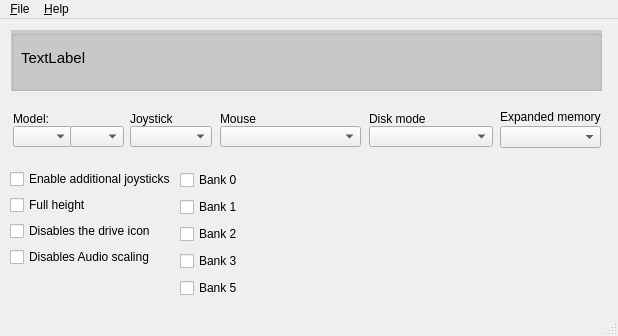
Before: the Qt Designer form ui/mainwindow.ui in Dominoman/cjmeditor, drawn with Qt 5.
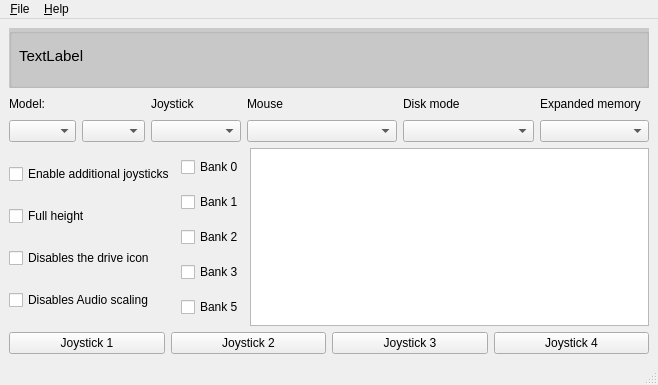
After: the same form once the commit is applied.

Diff of the .ui file:
```diff
--- a/ui/mainwindow.ui
+++ b/ui/mainwindow.ui
@@ -6,27 +6,21 @@
    <rect>
     <x>0</x>
     <y>0</y>
-    <width>618</width>
-    <height>336</height>
+    <width>633</width>
+    <height>385</height>
    </rect>
   </property>
   <property name="windowTitle">
    <string>CJM Editor</string>
   </property>
   <widget class="QWidget" name="centralwidget">
+   <layout class="QVBoxLayout" name="verticalLayout_3">
+    <item>
    <widget class="QGroupBox" name="groupBox">
-    <property name="geometry">
-     <rect>
-      <x>11</x>
-      <y>11</y>
-      <width>591</width>
-      <height>61</height>
-     </rect>
-    </property>
     <property name="minimumSize">
      <size>
       <width>0</width>
-      <height>20</height>
+        <height>60</height>
      </size>
     </property>
     <property name="palette">
@@ -103,95 +97,11 @@
      </property>
     </widget>
    </widget>
-   <widget class="QComboBox" name="diskmode">
-    <property name="geometry">
-     <rect>
-      <x>369</x>
-      <y>107</y>
-      <width>124</width>
-      <height>21</height>
-     </rect>
-    </property>
-    <item>
-     <property name="text">
-      <string/>
-     </property>
     </item>
     <item>
-     <property name="text">
-      <string>Accurate disk</string>
-     </property>
-    </item>
-    <item>
-     <property name="text">
-      <string>Read only</string>
-     </property>
-    </item>
-    <item>
-     <property name="text">
-      <string>Continuation disks</string>
-     </property>
-    </item>
-   </widget>
-   <widget class="QComboBox" name="model">
-    <property name="geometry">
-     <rect>
-      <x>13</x>
-      <y>107</y>
-      <width>59</width>
-      <height>21</height>
-     </rect>
-    </property>
-    <item>
-     <property name="text">
-      <string/>
-     </property>
-    </item>
-    <item>
-     <property name="text">
-      <string>C64</string>
-     </property>
-    </item>
-    <item>
-     <property name="text">
-      <string>VIC 20</string>
-     </property>
-    </item>
-   </widget>
-   <widget class="QComboBox" name="joystick">
-    <property name="geometry">
-     <rect>
-      <x>130</x>
-      <y>107</y>
-      <width>82</width>
-      <height>21</height>
-     </rect>
-    </property>
-    <item>
-     <property name="text">
-      <string/>
-     </property>
-    </item>
-    <item>
-     <property name="text">
-      <string>Joystick #1</string>
-     </property>
-    </item>
-    <item>
-     <property name="text">
-      <string>Joystick #2</string>
-     </property>
-    </item>
-   </widget>
+     <layout class="QGridLayout" name="gridLayout">
+      <item row="0" column="0" colspan="2">
    <widget class="QLabel" name="label">
-    <property name="geometry">
-     <rect>
-      <x>13</x>
-      <y>90</y>
-      <width>59</width>
-      <height>20</height>
-     </rect>
-    </property>
     <property name="sizePolicy">
      <sizepolicy hsizetype="Minimum" vsizetype="Preferred">
       <horstretch>0</horstretch>
@@ -205,15 +115,41 @@
      <cstring>model</cstring>
     </property>
    </widget>
+      </item>
+      <item row="0" column="2">
+       <widget class="QLabel" name="label_2">
+        <property name="sizePolicy">
+         <sizepolicy hsizetype="Minimum" vsizetype="Preferred">
+          <horstretch>0</horstretch>
+          <verstretch>0</verstretch>
+         </sizepolicy>
+        </property>
+        <property name="text">
+         <string>Joystick</string>
+        </property>
+        <property name="buddy">
+         <cstring>joystick</cstring>
+        </property>
+       </widget>
+      </item>
+      <item row="0" column="3">
+       <widget class="QLabel" name="label_5">
+        <property name="sizePolicy">
+         <sizepolicy hsizetype="Minimum" vsizetype="Preferred">
+          <horstretch>0</horstretch>
+          <verstretch>0</verstretch>
+         </sizepolicy>
+        </property>
+        <property name="text">
+         <string>Mouse</string>
+        </property>
+        <property name="buddy">
+         <cstring>mouse</cstring>
+        </property>
+       </widget>
+      </item>
+      <item row="0" column="4">
    <widget class="QLabel" name="label_3">
-    <property name="geometry">
-     <rect>
-      <x>369</x>
-      <y>90</y>
-      <width>124</width>
-      <height>20</height>
-     </rect>
-    </property>
     <property name="sizePolicy">
      <sizepolicy hsizetype="Minimum" vsizetype="Preferred">
       <horstretch>0</horstretch>
@@ -229,16 +165,42 @@
     <property name="text">
      <string>Disk mode</string>
     </property>
-   </widget>
+        <property name="buddy">
+         <cstring>diskmode</cstring>
+        </property>
+       </widget>
+      </item>
+      <item row="0" column="5">
+       <widget class="QLabel" name="label_4">
+        <property name="text">
+         <string>Expanded memory</string>
+        </property>
+        <property name="buddy">
+         <cstring>reu</cstring>
+        </property>
+       </widget>
+      </item>
+      <item row="1" column="0">
+       <widget class="QComboBox" name="model">
+        <item>
+         <property name="text">
+          <string/>
+         </property>
+        </item>
+        <item>
+         <property name="text">
+          <string>C64</string>
+         </property>
+        </item>
+        <item>
+         <property name="text">
+          <string>VIC 20</string>
+         </property>
+        </item>
+       </widget>
+      </item>
+      <item row="1" column="1">
    <widget class="QComboBox" name="model2">
-    <property name="geometry">
-     <rect>
-      <x>70</x>
-      <y>107</y>
-      <width>54</width>
-      <height>21</height>
-     </rect>
-    </property>
     <item>
      <property name="text">
       <string/>
@@ -255,34 +217,98 @@
      </property>
     </item>
    </widget>
-   <widget class="QLabel" name="label_2">
-    <property name="geometry">
-     <rect>
-      <x>130</x>
-      <y>90</y>
-      <width>82</width>
-      <height>20</height>
-     </rect>
-    </property>
-    <property name="sizePolicy">
-     <sizepolicy hsizetype="Minimum" vsizetype="Preferred">
-      <horstretch>0</horstretch>
-      <verstretch>0</verstretch>
-     </sizepolicy>
-    </property>
+      </item>
+      <item row="1" column="2">
+       <widget class="QComboBox" name="joystick">
+        <item>
+         <property name="text">
+          <string/>
+         </property>
+        </item>
+        <item>
+         <property name="text">
+          <string>Joystick #1</string>
+         </property>
+        </item>
+        <item>
     <property name="text">
-     <string>Joystick</string>
-    </property>
-   </widget>
-   <widget class="QWidget" name="verticalLayoutWidget">
-    <property name="geometry">
-     <rect>
-      <x>10</x>
-      <y>150</y>
-      <width>164</width>
-      <height>100</height>
-     </rect>
-    </property>
+          <string>Joystick #2</string>
+         </property>
+        </item>
+       </widget>
+      </item>
+      <item row="1" column="3">
+       <widget class="QComboBox" name="mouse">
+        <item>
+         <property name="text">
+          <string/>
+         </property>
+        </item>
+        <item>
+         <property name="text">
+          <string>1351 Mouse as joy #1</string>
+         </property>
+        </item>
+        <item>
+         <property name="text">
+          <string>1351 Mouse as joy #2</string>
+         </property>
+        </item>
+       </widget>
+      </item>
+      <item row="1" column="4">
+       <widget class="QComboBox" name="diskmode">
+        <item>
+         <property name="text">
+          <string/>
+         </property>
+        </item>
+        <item>
+         <property name="text">
+          <string>Accurate disk</string>
+         </property>
+        </item>
+        <item>
+         <property name="text">
+          <string>Read only</string>
+         </property>
+        </item>
+        <item>
+         <property name="text">
+          <string>Continuation disks</string>
+         </property>
+        </item>
+       </widget>
+      </item>
+      <item row="1" column="5">
+       <widget class="QComboBox" name="reu">
+        <item>
+         <property name="text">
+          <string/>
+         </property>
+        </item>
+        <item>
+         <property name="text">
+          <string>512 kB of REU</string>
+         </property>
+        </item>
+        <item>
+         <property name="text">
+          <string>2 MB of REU</string>
+         </property>
+        </item>
+        <item>
+         <property name="text">
+          <string>16 MB of REU</string>
+         </property>
+        </item>
+       </widget>
+      </item>
+     </layout>
+    </item>
+    <item>
+     <layout class="QHBoxLayout" name="horizontalLayout">
+      <item>
     <layout class="QVBoxLayout" name="verticalLayout_2">
      <item>
       <widget class="QCheckBox" name="setmorejoy">
@@ -313,16 +339,8 @@
       </widget>
      </item>
     </layout>
-   </widget>
-   <widget class="QWidget" name="verticalLayoutWidget_2">
-    <property name="geometry">
-     <rect>
-      <x>180</x>
-      <y>150</y>
-      <width>204</width>
-      <height>130</height>
-     </rect>
-    </property>
+      </item>
+      <item>
     <layout class="QVBoxLayout" name="verticalLayout">
      <item>
       <widget class="QCheckBox" name="bank0">
@@ -360,101 +378,59 @@
       </widget>
      </item>
     </layout>
-   </widget>
-   <widget class="QLabel" name="label_4">
-    <property name="geometry">
-     <rect>
-      <x>500</x>
-      <y>90</y>
-      <width>101</width>
-      <height>16</height>
-     </rect>
-    </property>
-    <property name="text">
-     <string>Expanded memory</string>
-    </property>
-   </widget>
-   <widget class="QComboBox" name="reu">
-    <property name="geometry">
-     <rect>
-      <x>500</x>
-      <y>107</y>
-      <width>101</width>
-      <height>22</height>
-     </rect>
-    </property>
-    <item>
-     <property name="text">
-      <string/>
-     </property>
-    </item>
-    <item>
-     <property name="text">
-      <string>512 kB of REU</string>
-     </property>
+      </item>
+      <item>
+       <widget class="QPlainTextEdit" name="cjmsource">
+        <property name="lineWrapMode">
+         <enum>QPlainTextEdit::NoWrap</enum>
+        </property>
+        <property name="readOnly">
+         <bool>true</bool>
+        </property>
+       </widget>
+      </item>
+     </layout>
     </item>
     <item>
-     <property name="text">
-      <string>2 MB of REU</string>
-     </property>
-    </item>
+     <layout class="QHBoxLayout" name="horizontalLayout_2">
     <item>
+       <widget class="QPushButton" name="joy1">
      <property name="text">
-      <string>16 MB of REU</string>
-     </property>
-    </item>
-   </widget>
-   <widget class="QComboBox" name="mouse">
-    <property name="geometry">
-     <rect>
-      <x>220</x>
-      <y>107</y>
-      <width>141</width>
-      <height>21</height>
-     </rect>
-    </property>
+         <string>Joystick 1</string>
+        </property>
+       </widget>
+      </item>
     <item>
+       <widget class="QPushButton" name="joy2">
      <property name="text">
-      <string/>
-     </property>
+         <string>Joystick 2</string>
+        </property>
+       </widget>
     </item>
     <item>
+       <widget class="QPushButton" name="joy3">
      <property name="text">
-      <string>1351 Mouse as joy #1</string>
-     </property>
+         <string>Joystick 3</string>
+        </property>
+       </widget>
     </item>
     <item>
+       <widget class="QPushButton" name="joy4">
      <property name="text">
-      <string>1351 Mouse as joy #2</string>
-     </property>
-    </item>
-   </widget>
-   <widget class="QLabel" name="label_5">
-    <property name="geometry">
-     <rect>
-      <x>220</x>
-      <y>90</y>
-      <width>82</width>
-      <height>20</height>
-     </rect>
-    </property>
-    <property name="sizePolicy">
-     <sizepolicy hsizetype="Minimum" vsizetype="Preferred">
-      <horstretch>0</horstretch>
-      <verstretch>0</verstretch>
-     </sizepolicy>
-    </property>
-    <property name="text">
-     <string>Mouse</string>
-    </property>
-   </widget>
+         <string>Joystick 4</string>
+        </property>
+       </widget>
+      </item>
+     </layout>
+    </item>
+   </layout>
   </widget>
   <widget class="QMenuBar" name="menubar">
    <property name="geometry">
     <rect>
      <x>0</x>
      <y>0</y>
-     <width>618</width>
+     <width>633</width>
      <height>22</height>
     </rect>
    </property>
```
Left out of the diff: 21 changed lines with no effect on the pictures. Lines whose indentation alone changed are shown as unchanged.
